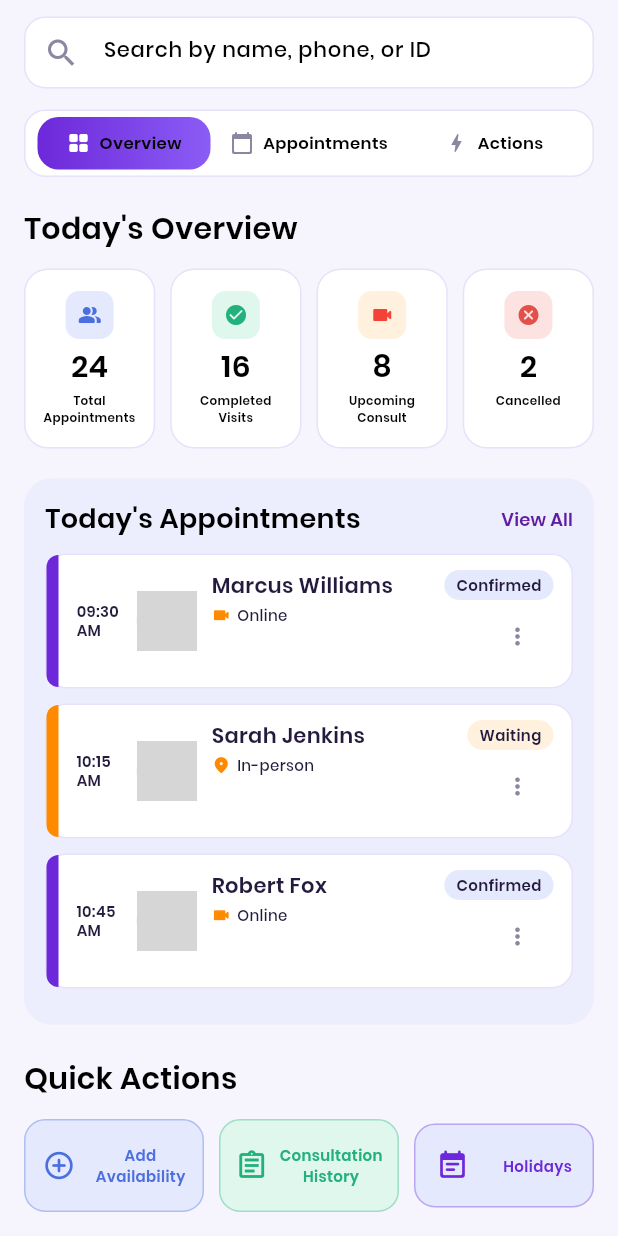
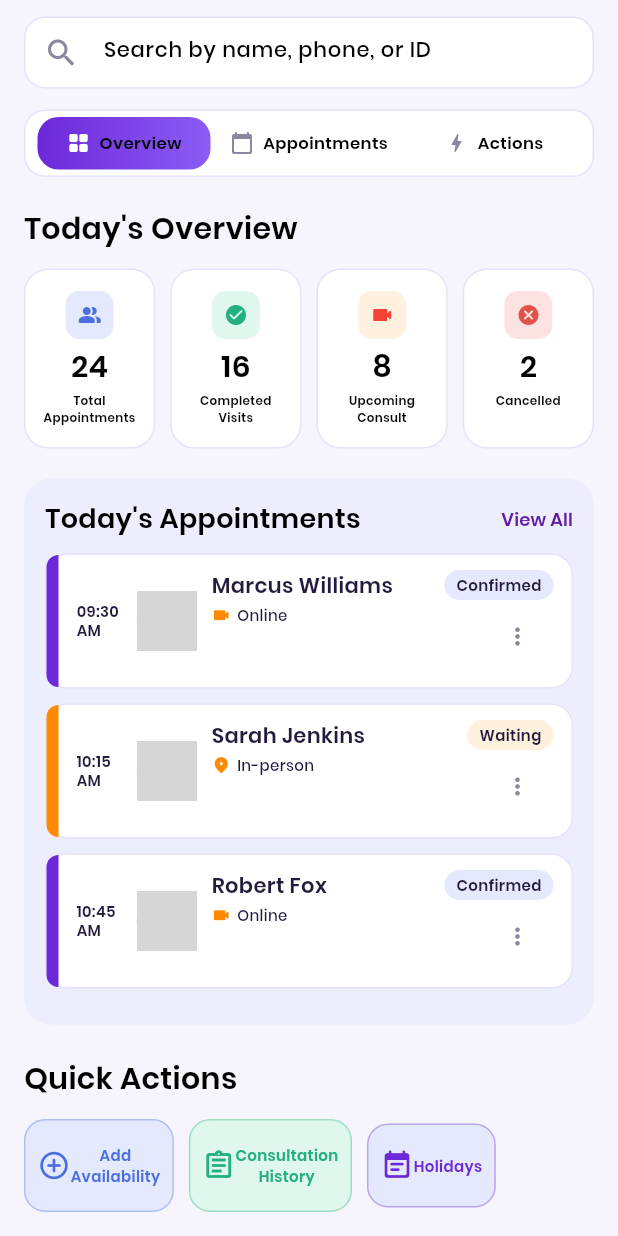
Before and after one commit to venkateshdigitalraiz-project/medicomparedoctor, a Flutter app: the _HomeView screen opened directly, scrolled down 189 dp, on a phone screen of 412 x 824 dp. Run offline on Flutter 3.47's test engine with Material 3 defaults, Android fonts, the phone set to English and light mode, and no system bars; our stand-ins replace equatable, flutter_bloc; network calls fail; project files that could hold a hidden picture were left out; grey boxes are pictures that could not be loaded.

Commit message:
upload Ui design

```diff
--- a/lib/Home/screens/home_screen copy.dart
+++ /dev/null
@@ -1,236 +0,0 @@
-import 'package:flutter/material.dart';
-import 'package:flutter_bloc/flutter_bloc.dart';
-import 'package:medicompare/core/routes/router_name.dart';
-
-import '../bloc/home_bloc.dart';
-import '../theme/app_theme.dart';
-import '../widgets/appointment_tile.dart';
-import '../widgets/clinic_status_card.dart';
-import '../widgets/dashboard_header.dart';
-import '../widgets/dashboard_search_bar.dart';
-import '../widgets/overview_stats_grid.dart';
-import '../widgets/quick_action_button.dart';
-import '../widgets/tab_selector.dart';
-
-class HomeScreen extends StatelessWidget {
-  const HomeScreen({super.key});
-
-  @override
-  Widget build(BuildContext context) {
-    return const _HomeView();
-  }
-}
-
-class _HomeView extends StatelessWidget {
-  const _HomeView();
-
-  @override
-  Widget build(BuildContext context) {
-    return Scaffold(
-      backgroundColor: AppColors.scaffoldBg,
-      body: SafeArea(
-        child: BlocBuilder<HomeBloc, HomeState>(
-          builder: (context, state) {
-            if (state.status == HomeStatus.loading ||
-                state.status == HomeStatus.initial) {
-              return const Center(child: CircularProgressIndicator());
-            }
-
-            if (state.status == HomeStatus.failure) {
-              return _ErrorView(
-                message: state.errorMessage ?? 'Something went wrong',
-                onRetry: () =>
-                    context.read<HomeBloc>().add(const HomeStarted()),
-              );
-            }
-
-            return RefreshIndicator(
-              onRefresh: () async =>
-                  context.read<HomeBloc>().add(const HomeRefreshed()),
-              child: ListView(
-                padding: const EdgeInsets.fromLTRB(16, 8, 16, 16),
-                children: [
-                  DashboardHeader(
-                    avatarUrl: 'https://i.pravatar.cc/150?img=47',
-                    onAvatarTap: () {
-                      Navigator.pushNamed(context, RouteNames.menubar);
-                    },
-                  ),
-                  const SizedBox(height: 16),
-                  ClinicStatusCard(status: state.clinicStatus),
-                  const SizedBox(height: 14),
-                  DashboardSearchBar(
-                    onChanged: (q) =>
-                        context.read<HomeBloc>().add(HomeSearchChanged(q)),
-                  ),
-                  const SizedBox(height: 14),
-                  TabSelector(
-                    selected: state.selectedTab,
-                    onTap: (tab) {
-                      context.read<HomeBloc>().add(HomeTabChanged(tab));
-                      print("Tap current screen ${HomeTab.appointments}");
-                      // if (tab == HomeTab.appointments) {
-                      //   Navigator.pushNamed(context, RouteNames.todayApartment);
-                      // }
-                    },
-                  ),
-                  const SizedBox(height: 20),
-                  const Text(
-                    "Today's Overview",
-                    style: TextStyle(
-                      fontSize: 20,
-                      fontWeight: FontWeight.w600,
-                      fontFamily: "Poppins",
-                      color: Colors.black,
-                    ),
-                  ),
-                  const SizedBox(height: 12),
-                  OverviewStatsGrid(stats: state.stats),
-                  const SizedBox(height: 20),
-                  Container(
-                    padding: const EdgeInsets.all(14),
-                    decoration: BoxDecoration(
-                      color: AppColors.infoBg.withOpacity(0.5),
-                      borderRadius: BorderRadius.circular(18),
-                    ),
-                    child: Column(
-                      crossAxisAlignment: CrossAxisAlignment.start,
-                      children: [
-                        Row(
-                          mainAxisAlignment: MainAxisAlignment.spaceBetween,
-                          children: [
-                            const Text(
-                              "Today's Appointments",
-                              style: TextStyle(
-                                fontSize: 18,
-                                fontWeight: FontWeight.w700,
-                                fontFamily: "Poppins",
-                                color: Colors.black,
-                              ),
-                            ),
-                            TextButton(
-                              onPressed: () {
-                                Navigator.pushNamed(
-                                  context,
-                                  RouteNames.todayApartment,
-                                );
-                              },
-                              style: TextButton.styleFrom(
-                                padding: EdgeInsets.zero,
-                                minimumSize: const Size(0, 0),
-                                tapTargetSize: MaterialTapTargetSize.shrinkWrap,
-                              ),
-                              child: const Text(
-                                'View All',
-                                style: TextStyle(
-                                  fontSize: 12,
-                                  fontWeight: FontWeight.w700,
-                                  fontFamily: "Poppins",
-                                  color: Color(0xFF601CA3),
-                                ),
-                              ),
-                            ),
-                          ],
-                        ),
-                        const SizedBox(height: 10),
-                        if (state.filteredAppointments.isEmpty)
-                          const Padding(
-                            padding: EdgeInsets.symmetric(vertical: 20),
-                            child: Center(
-                              child: Text(
-                                'No appointments found',
-                                style: TextStyle(
-                                  fontSize: 14,
-                                  fontWeight: FontWeight.w700,
-                                  fontFamily: "Poppins",
-                                  color: Colors.black,
-                                ),
-                              ),
-                            ),
-                          )
-                        else
-                          ...state.filteredAppointments.map(
-                            (a) => AppointmentTile(appointment: a),
-                          ),
-                      ],
-                    ),
-                  ),
-                  const SizedBox(height: 22),
-                  const Text(
-                    'Quick Actions',
-                    style: TextStyle(
-                      fontSize: 20,
-                      fontWeight: FontWeight.w600,
-                      fontFamily: "Poppins",
-                      color: Colors.black,
-                    ),
-                  ),
-                  const SizedBox(height: 12),
-                  Row(
-                    children: [
-                      QuickActionButton(
-                        icon: Icons.add_circle_outline_rounded,
-                        label: 'Add\nAvailability',
-                        color: AppColors.info,
-                        bgColor: AppColors.infoBg,
-                        onTap: () {
-                          Navigator.pushNamed(context, RouteNames.addavailable);
-                        },
-                      ),
-                      const SizedBox(width: 10),
-                      QuickActionButton(
-                        icon: Icons.assignment_outlined,
-                        label: 'Consultation\nHistory',
-                        color: AppColors.success,
-                        bgColor: AppColors.successBg,
-                        onTap: () {
-                          Navigator.pushNamed(
-                            context,
-                            RouteNames.consultationHistory,
-                          );
-                        },
-                      ),
-                      const SizedBox(width: 10),
-                      QuickActionButton(
-                        icon: Icons.event_note_rounded,
-                        label: 'Holidays',
-                        color: AppColors.primary,
-                        bgColor: AppColors.infoBg,
-                        onTap: () {
-                          Navigator.pushNamed(context, RouteNames.holidays);
-                        },
-                      ),
-                    ],
-                  ),
-                ],
-              ),
-            );
-          },
-        ),
-      ),
-    );
-  }
-}
-
-class _ErrorView extends StatelessWidget {
-  final String message;
-  final VoidCallback onRetry;
-
-  const _ErrorView({required this.message, required this.onRetry});
-
-  @override
-  Widget build(BuildContext context) {
-    return Center(
-      child: Column(
-        mainAxisSize: MainAxisSize.min,
-        children: [
-          const Icon(Icons.error_outline, size: 40, color: AppColors.danger),
-          const SizedBox(height: 10),
-          Text(message, style: AppTextStyles.body),
-          const SizedBox(height: 14),
-          ElevatedButton(onPressed: onRetry, child: const Text('Retry')),
-        ],
-      ),
-    );
-  }
-}
--- a/lib/Home/screens/home_screen.dart
+++ b/lib/Home/screens/home_screen.dart
@@ -1,5 +1,4 @@
 import 'package:flutter/material.dart';
-import 'package:flutter/rendering.dart';
 import 'package:flutter_bloc/flutter_bloc.dart';
 import 'package:medicompare/core/routes/router_name.dart';
 
@@ -186,6 +185,9 @@ class _HomeViewState extends State<_HomeView> {
                     avatarUrl: 'https://i.pravatar.cc/150?img=47',
                     onAvatarTap: () {
                       Navigator.pushNamed(context, RouteNames.menubar);
+                    },
+                    login: () {
+                      Navigator.pushNamed(context, RouteNames.login);
                     },
                   ),
                   const SizedBox(height: 16),
--- a/lib/Home/widgets/overview_stats_grid.dart
+++ b/lib/Home/widgets/overview_stats_grid.dart
@@ -11,14 +11,12 @@ class OverviewStatsGrid extends StatelessWidget {
   Widget build(BuildContext context) {
     return Row(
       children: [
-        Expanded(
-          child: _StatCard(
-            icon: Icons.people_alt_rounded,
-            iconColor: AppColors.info,
-            iconBg: AppColors.infoBg,
-            value: stats.totalAppointments.toString(),
-            label: 'Total\nAppointments',
-          ),
+        _StatCard(
+          icon: Icons.people_alt_rounded,
+          iconColor: AppColors.info,
+          iconBg: AppColors.infoBg,
+          value: stats.totalAppointments.toString(),
+          label: 'Total\nAppointments',
         ),
         const SizedBox(width: 10),
         Expanded(
--- a/lib/Home/widgets/quick_action_button.dart
+++ b/lib/Home/widgets/quick_action_button.dart
@@ -18,8 +18,7 @@ class QuickActionButton extends StatelessWidget {
 
   @override
   Widget build(BuildContext context) {
-    return Expanded(
-      child: GestureDetector(
+    return GestureDetector(
       onTap: onTap,
       child: Container(
         padding: const EdgeInsets.symmetric(vertical: 16, horizontal: 8),
@@ -47,7 +46,6 @@ class QuickActionButton extends StatelessWidget {
           ],
         ),
       ),
-      ),
     );
   }
 }
--- a/lib/add_available/widget/custom_time_picker.dart
+++ b/lib/add_available/widget/custom_time_picker.dart
@@ -23,8 +23,7 @@ class CustomTimePicker extends StatelessWidget {
 
   @override
   Widget build(BuildContext context) {
-    return Expanded(
-      child: Column(
+    return Column(
       crossAxisAlignment: CrossAxisAlignment.start,
       children: [
         Text(
@@ -73,7 +72,6 @@ class CustomTimePicker extends StatelessWidget {
           ),
         ),
       ],
-      ),
     );
   }
 }
--- a/lib/dup_profile/screen/user_stat_card.dart
+++ b/lib/dup_profile/screen/user_stat_card.dart
@@ -23,8 +23,7 @@ class UserStatCard extends StatelessWidget {
   Widget build(BuildContext context) {
     final color = Color(stat.colorValue);
 
-    return Expanded(
-      child: Container(
+    return Container(
       margin: const EdgeInsets.symmetric(horizontal: 4),
       padding: const EdgeInsets.symmetric(vertical: 16, horizontal: 8),
       decoration: BoxDecoration(
@@ -61,7 +60,6 @@ class UserStatCard extends StatelessWidget {
           ),
         ],
       ),
-      ),
     );
   }
 }
--- a/lib/otp_verify/screens/verify_otp_screen.dart
+++ b/lib/otp_verify/screens/verify_otp_screen.dart
@@ -59,7 +59,7 @@ class _VerifyOtpViewState extends State<_VerifyOtpView> {
         child: BlocConsumer<OtpBloc, OtpState>(
           listener: (context, state) {
             if (state.status == OtpSubmissionStatus.success) {
-              log("Successfully Verify otp then go to Menubar");
+              log("Successfully Verify otp then go to dashBoard");
               Navigator.pushReplacementNamed(context, RouteNames.homeBottomNav);
               // ScaffoldMessenger.of(context).showSnackBar(
               //   const SnackBar(content: Text('Verified successfully!')),
```
Also changed, not shown: lib/Home/widgets/dashboard_header.dart (+5 -29 lines), lib/add_available/widget/break_time_card.dart (+7 -3 lines), lib/add_available/widget/consultation_hours_card.dart (+6 -2 lines), lib/appointmrnt details/screen/appointment_details_screen.dart (+9 -3 lines), lib/appointmrnt details/screen/appointment_widgets.dart (+5 -3 lines), lib/bottomNavigate/screen/dashboard_navigation.dart (+94 -21 lines), lib/core/routes/app_routes.dart (+4 -6 lines), lib/core/widget/circle_login_button.dart (added, +24 -0 lines), lib/dup_profile/screen/user_profile_screen.dart (+15 -2 lines), lib/notification/notifications_screen.dart (+14 -4 lines), lib/otp_verify/bloc/otp_bloc.dart (+149 -10 lines), lib/patients/screens/patients_screen.dart (+10 -2 lines), lib/schedule/screens/schedule_screen.dart (+12 -10 lines). Lines whose indentation alone changed are shown as unchanged.
